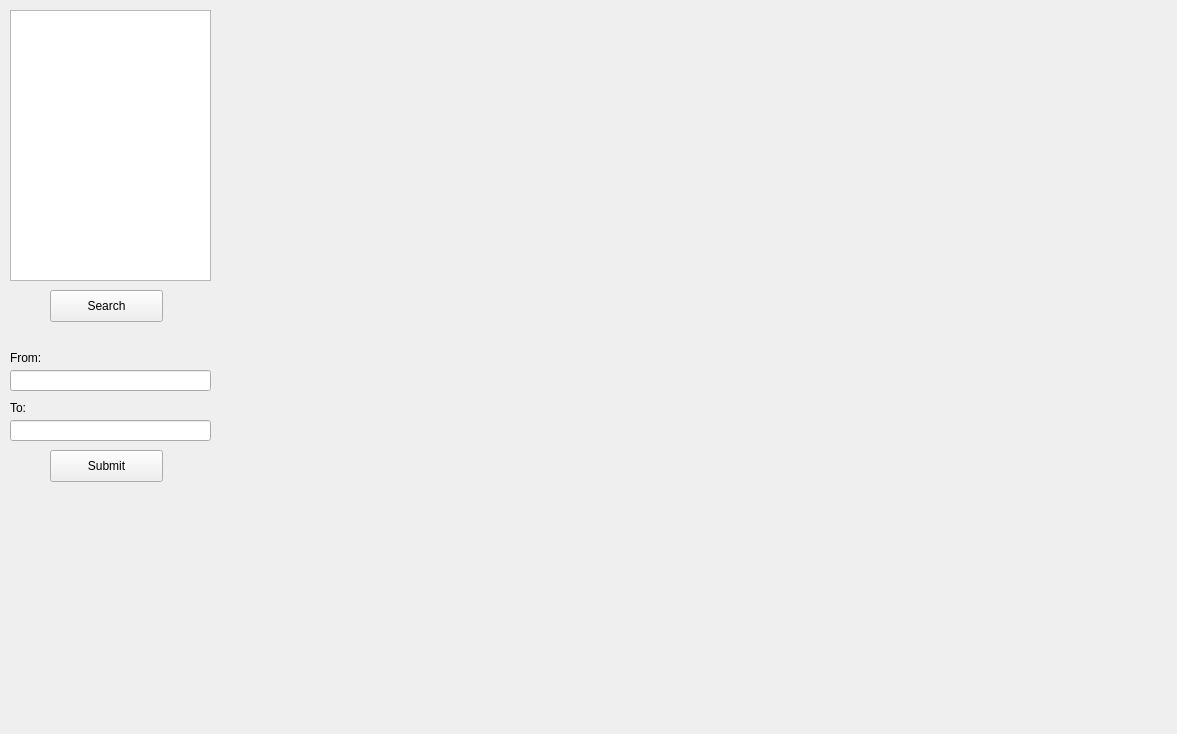
First picture: the form in MainGUI.ui, repository woshityj/CSC1108_Route_Finder_Project, before the edit.
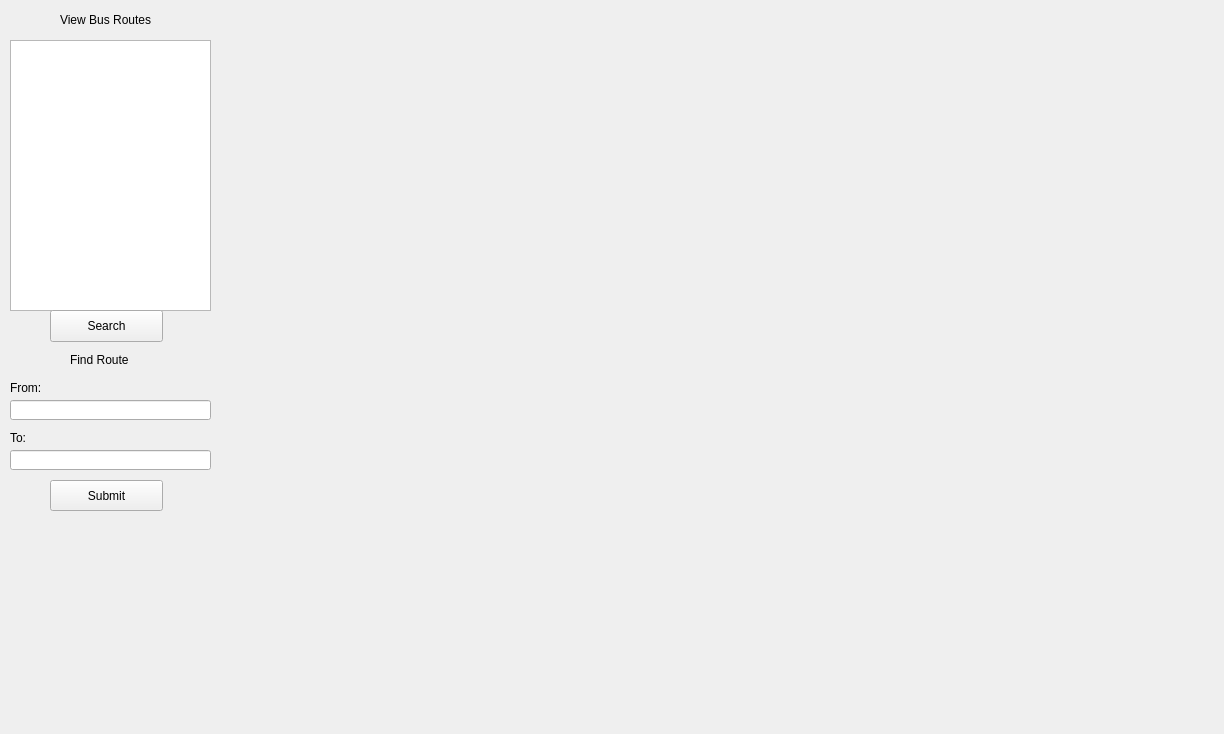
Second picture: the form after the edit.

Commit message: Implemented bus service with route

Diff of the .ui file:
```diff
--- a/MainGUI.ui
+++ b/MainGUI.ui
@@ -6,7 +6,7 @@
    <rect>
     <x>0</x>
     <y>0</y>
-    <width>1177</width>
+    <width>1224</width>
     <height>734</height>
    </rect>
   </property>
@@ -17,7 +17,7 @@
    <property name="geometry">
     <rect>
      <x>10</x>
-     <y>10</y>
+     <y>40</y>
      <width>201</width>
      <height>271</height>
     </rect>
@@ -27,7 +27,7 @@
    <property name="geometry">
     <rect>
      <x>50</x>
-     <y>290</y>
+     <y>310</y>
      <width>113</width>
      <height>32</height>
     </rect>
@@ -51,9 +51,9 @@
    <property name="geometry">
     <rect>
      <x>10</x>
-     <y>370</y>
+     <y>400</y>
      <width>201</width>
-     <height>21</height>
+     <height>20</height>
     </rect>
    </property>
   </widget>
@@ -61,9 +61,9 @@
    <property name="geometry">
     <rect>
      <x>50</x>
-     <y>450</y>
+     <y>480</y>
      <width>113</width>
-     <height>32</height>
+     <height>31</height>
     </rect>
    </property>
    <property name="text">
@@ -74,9 +74,9 @@
    <property name="geometry">
     <rect>
      <x>10</x>
-     <y>350</y>
+     <y>380</y>
      <width>60</width>
-     <height>16</height>
+     <height>15</height>
     </rect>
    </property>
    <property name="text">
@@ -87,9 +87,9 @@
    <property name="geometry">
     <rect>
      <x>10</x>
-     <y>400</y>
+     <y>430</y>
      <width>60</width>
-     <height>16</height>
+     <height>15</height>
     </rect>
    </property>
    <property name="text">
@@ -100,12 +100,38 @@
    <property name="geometry">
     <rect>
      <x>10</x>
-     <y>420</y>
+     <y>450</y>
      <width>201</width>
-     <height>21</height>
+     <height>20</height>
     </rect>
    </property>
   </widget>
+  <widget class="QLabel" name="label_3">
+   <property name="geometry">
+    <rect>
+     <x>60</x>
+     <y>10</y>
+     <width>100</width>
+     <height>20</height>
+    </rect>
+   </property>
+   <property name="text">
+    <string>View Bus Routes</string>
+   </property>
+  </widget>
+  <widget class="QLabel" name="label_4">
+   <property name="geometry">
+    <rect>
+     <x>70</x>
+     <y>350</y>
+     <width>71</width>
+     <height>20</height>
+    </rect>
+   </property>
+   <property name="text">
+    <string>Find Route</string>
+   </property>
+  </widget>
  </widget>
  <resources/>
  <connections/>
```
The commit also changes 5 other files.
